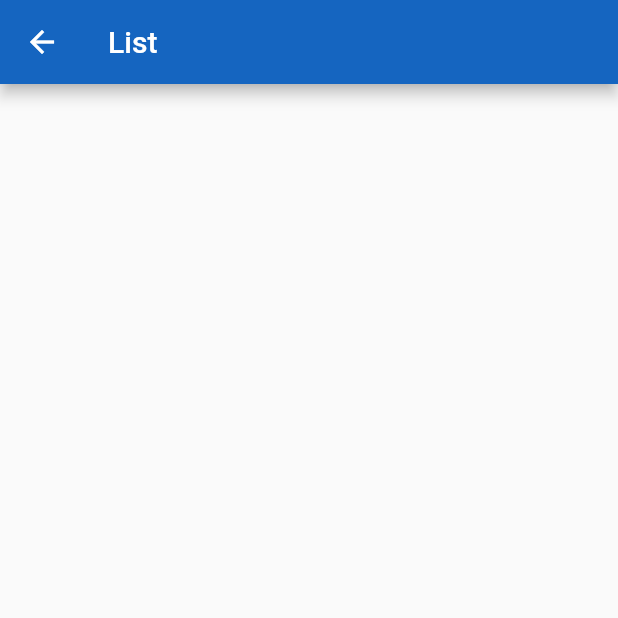
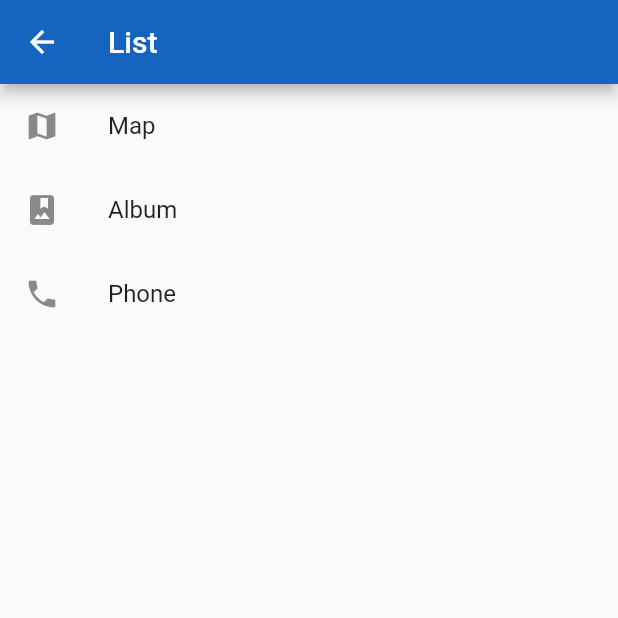
Before and after one commit to hector-cortez/search_public_bathroom, a Flutter app: the MapList screen opened by its route, on a phone screen of 412 x 824 dp, the top half of it. Run offline on Flutter 3.47's test engine with Material 2 defaults, Android fonts, the phone set to English and light mode, and no system bars; our stand-ins replace flutter_map, latlong.

```diff
--- a/lib/pages/map_list.dart
+++ b/lib/pages/map_list.dart
@@ -13,6 +13,22 @@ class _MapListState extends State<MapList> {
          title: Text("List"),
          backgroundColor: Colors.blue[800],
        ),
+       body: ListView(
+          children: <Widget>[
+            ListTile(
+              leading: Icon(Icons.map),
+              title: Text('Map'),
+            ),
+            ListTile(
+              leading: Icon(Icons.photo_album),
+              title: Text('Album'),
+            ),
+            ListTile(
+              leading: Icon(Icons.phone),
+              title: Text('Phone'),
+            ),
+          ],
+        ),
     );
   }
 }
--- a/pubspec.yaml
+++ b/pubspec.yaml
@@ -23,7 +23,7 @@ dependencies:
 dev_dependencies:
   flutter_test:
     sdk: flutter
-
+  flutter_map:
 
 # For information on the generic Dart part of this file, see the
 # following page: https://www.dartlang.org/tools/pub/pubspec
```
Also changed, not shown: lib/pages/map_home.dart (+58 -6 lines).
